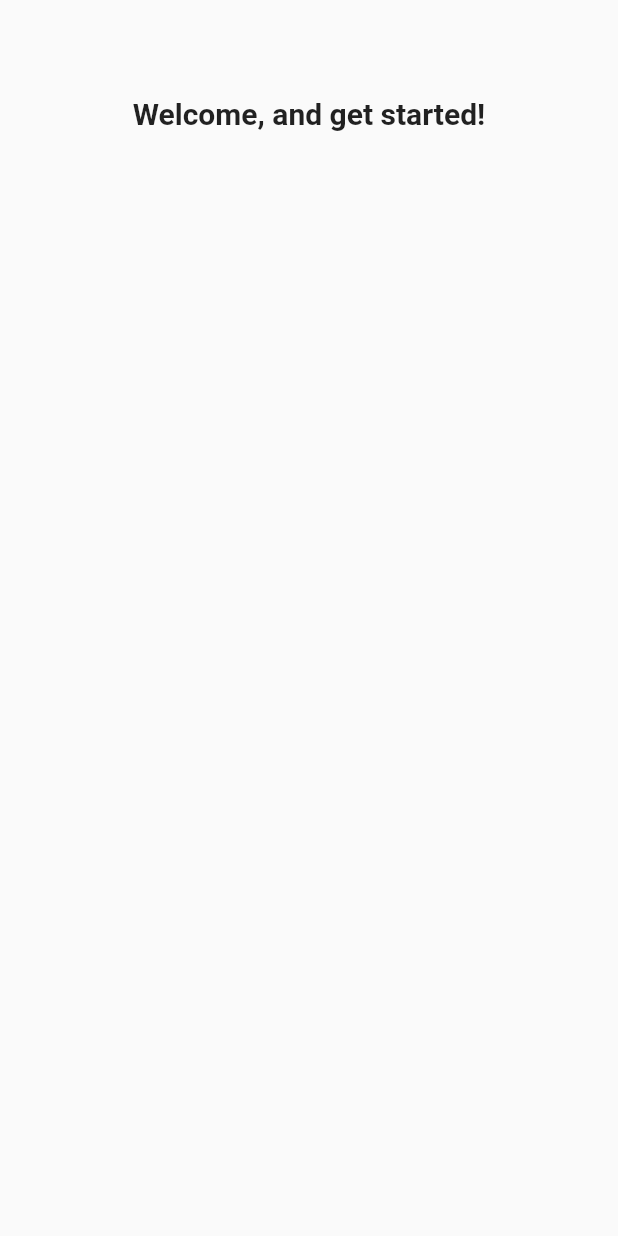
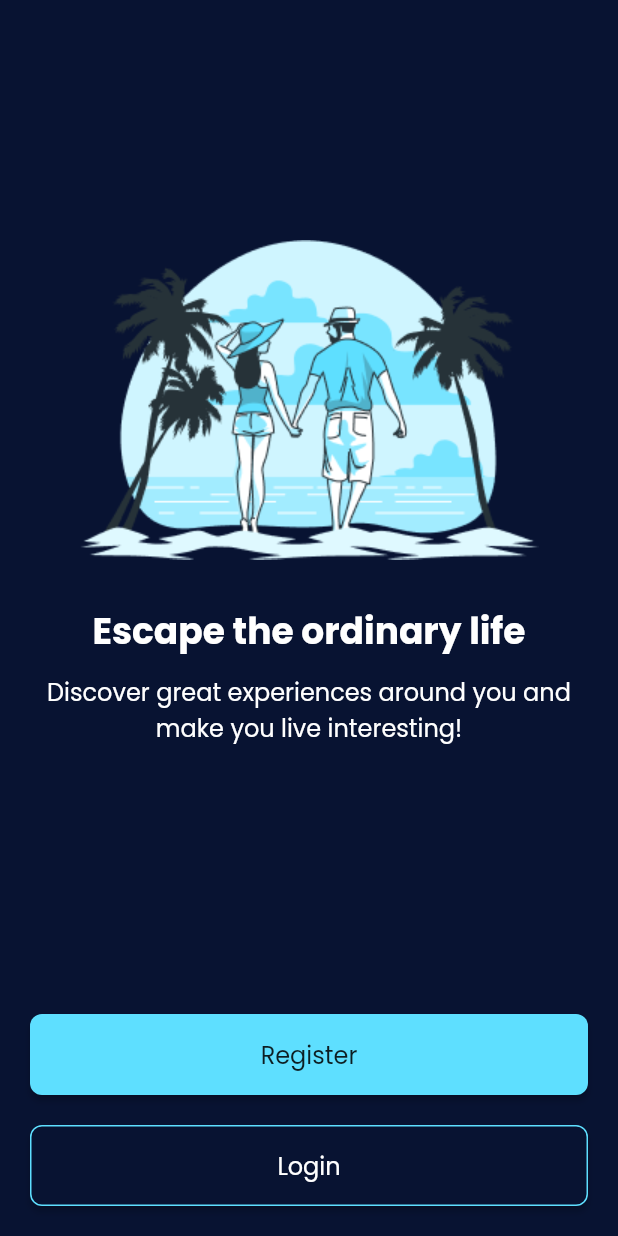
Before and after one commit to raihanromzi/flutter_getx_atbeach, a Flutter app: the screen it shows after launch, on a phone screen of 412 x 824 dp. Run offline on Flutter 3.47's test engine with Material 2 defaults, Android fonts, the phone set to English and light mode, and no system bars; our stand-ins replace animate_do, get.

Commit message:
finished splash screen and onboarding

```diff
--- a/atbeach_app/lib/app/modules/onboarding/controllers/onboarding_controller.dart
+++ b/atbeach_app/lib/app/modules/onboarding/controllers/onboarding_controller.dart
@@ -1,23 +1,3 @@
 import 'package:get/get.dart';
 
-class OnboardingController extends GetxController {
-  //TODO: Implement OnboardingController
-
-  final count = 0.obs;
-  @override
-  void onInit() {
-    super.onInit();
-  }
-
-  @override
-  void onReady() {
-    super.onReady();
-  }
-
-  @override
-  void onClose() {
-    super.onClose();
-  }
-
-  void increment() => count.value++;
-}
+class OnboardingController extends GetxController {}
--- a/atbeach_app/lib/app/modules/onboarding/views/onboarding_view.dart
+++ b/atbeach_app/lib/app/modules/onboarding/views/onboarding_view.dart
@@ -1,22 +1,123 @@
+import 'package:animate_do/animate_do.dart';
 import 'package:flutter/material.dart';
-
 import 'package:get/get.dart';
-
+import '../../../routes/app_pages.dart';
 import '../controllers/onboarding_controller.dart';
 
 class OnboardingView extends GetView<OnboardingController> {
   const OnboardingView({Key? key}) : super(key: key);
+
   @override
   Widget build(BuildContext context) {
-    return Scaffold(
-        body: Padding(
-      padding: const EdgeInsets.symmetric(vertical: 64),
-      child: ListView(children: const <Widget>[
-        Center(
-          child: Text('Welcome, and get started!',
-              style: TextStyle(fontSize: 20, fontWeight: FontWeight.bold)),
+    return MaterialApp(
+      debugShowCheckedModeBanner: false,
+      home: Scaffold(
+        backgroundColor: const Color(0xFF081332),
+        body: SafeArea(
+          child: Padding(
+            padding: const EdgeInsets.all(20),
+            child: Column(
+              children: [
+                const SizedBox(height: 140),
+                FadeInUp(
+                    duration: const Duration(milliseconds: 1400),
+                    child: Image.asset(
+                        'assets/illustration/onboarding_illustration.png')),
+                const SizedBox(height: 30),
+                FadeInUp(
+                    duration: const Duration(milliseconds: 1400),
+                    child: const Text(
+                      'Escape the ordinary life',
+                      style: TextStyle(
+                          fontFamily: 'Poppins',
+                          fontSize: 24,
+                          fontWeight: FontWeight.bold,
+                          color: Colors.white),
+                    )),
+                const SizedBox(height: 10),
+                FadeInUp(
+                  duration: const Duration(milliseconds: 1400),
+                  child: const Text(
+                    'Discover great experiences around you and make you live interesting!',
+                    textAlign: TextAlign.center,
+                    style: TextStyle(
+                      color: Colors.white,
+                      fontFamily: 'Poppins',
+                      fontSize: 16,
+                      fontWeight: FontWeight.w400,
+                    ),
+                  ),
+                ),
+                Expanded(
+                  child: Align(
+                    alignment: FractionalOffset.bottomCenter,
+                    child: FadeInUp(
+                      duration: const Duration(milliseconds: 1400),
+                      delay: const Duration(milliseconds: 300),
+                      child: Column(
+                        mainAxisAlignment: MainAxisAlignment.end,
+                        children: [
+                          SizedBox(
+                            width: double.infinity,
+                            child: MaterialButton(
+                                onPressed: () {
+                                  Get.to(Routes.REGISTER);
+                                },
+                                padding: const EdgeInsets.symmetric(
+                                    horizontal: 30, vertical: 15),
+                                shape: RoundedRectangleBorder(
+                                  borderRadius: BorderRadius.circular(8),
+                                ),
+                                color: const Color(0xFF5EDFFF),
+                                child: Row(
+                                  mainAxisAlignment: MainAxisAlignment.center,
+                                  children: const [
+                                    Text(
+                                      'Register',
+                                      style: TextStyle(
+                                          fontFamily: 'Poppins',
+                                          fontWeight: FontWeight.w400,
+                                          fontSize: 16),
+                                    )
+                                  ],
+                                )),
+                          ),
+                          const SizedBox(height: 20),
+                          SizedBox(
+                            width: double.infinity,
+                            child: MaterialButton(
+                                onPressed: () {
+                                  Get.to(Routes.LOGIN);
+                                },
+                                padding: const EdgeInsets.symmetric(
+                                    horizontal: 30, vertical: 15),
+                                shape: RoundedRectangleBorder(
+                                    borderRadius: BorderRadius.circular(8),
+                                    side: const BorderSide(
+                                        color: Color(0xFF5EDFFF))),
+                                color: const Color(0xFF081332),
+                                child: Row(
+                                  mainAxisAlignment: MainAxisAlignment.center,
+                                  children: const [
+                                    Text('Login',
+                                        style: TextStyle(
+                                            fontFamily: 'Poppins',
+                                            fontWeight: FontWeight.w400,
+                                            fontSize: 16,
+                                            color: Colors.white))
+                                  ],
+                                )),
+                          ),
+                        ],
+                      ),
+                    ),
+                  ),
+                ),
+              ],
+            ),
+          ),
         ),
-      ]),
-    ));
+      ),
+    );
   }
 }
--- a/atbeach_app/lib/app/widget/splash_screen.dart
+++ b/atbeach_app/lib/app/widget/splash_screen.dart
@@ -1,3 +1,4 @@
+import 'package:animate_do/animate_do.dart';
 import 'package:flutter/material.dart';
 import 'package:get/get.dart';
 
@@ -10,11 +11,15 @@ class SplashScreen extends StatelessWidget {
       debugShowCheckedModeBanner: false,
       home: Scaffold(
         backgroundColor: const Color(0xFF081332),
-        body: Center(
-          child: SizedBox(
-            width: Get.width * 0.5,
-            height: Get.height * 0.5,
-            child: Image.asset("assets/logo/atBeach.png"),
+        body: SafeArea(
+          child: Center(
+            child: SizedBox(
+              width: Get.width * 0.5,
+              height: Get.height * 0.5,
+              child: ZoomIn(
+                  duration: const Duration(milliseconds: 400),
+                  child: Image.asset("assets/logo/atBeach.png")),
+            ),
           ),
         ),
       ),
--- a/atbeach_app/lib/main.dart
+++ b/atbeach_app/lib/main.dart
@@ -15,6 +15,12 @@ class MyApp extends StatelessWidget {
 
   @override
   Widget build(BuildContext context) {
+    // return GetMaterialApp(
+    //   debugShowCheckedModeBanner: false,
+    //   title: "AtBeach App",
+    //   initialRoute: Routes.ONBOARDING,
+    //   getPages: AppPages.routes,
+    // );
     return FutureBuilder(
         future: Future.delayed(const Duration(seconds: 4)),
         builder: (context, snapshot) {
```
Also changed, not shown: atbeach_app/pubspec.yaml (+17 -0 lines), atbeach_app/assets/illustration/onboarding_illustration.png (added), atbeach_app/fonts/Poppins-Bold.ttf (added), atbeach_app/fonts/Poppins-Light.ttf (added), atbeach_app/fonts/Poppins-Medium.ttf (added), atbeach_app/fonts/Poppins-Regular.ttf (added), atbeach_app/fonts/Poppins-SemiBold.ttf (added), atbeach_app/fonts/Poppins-Thin.ttf (added), atbeach_app/pubspec.lock.
